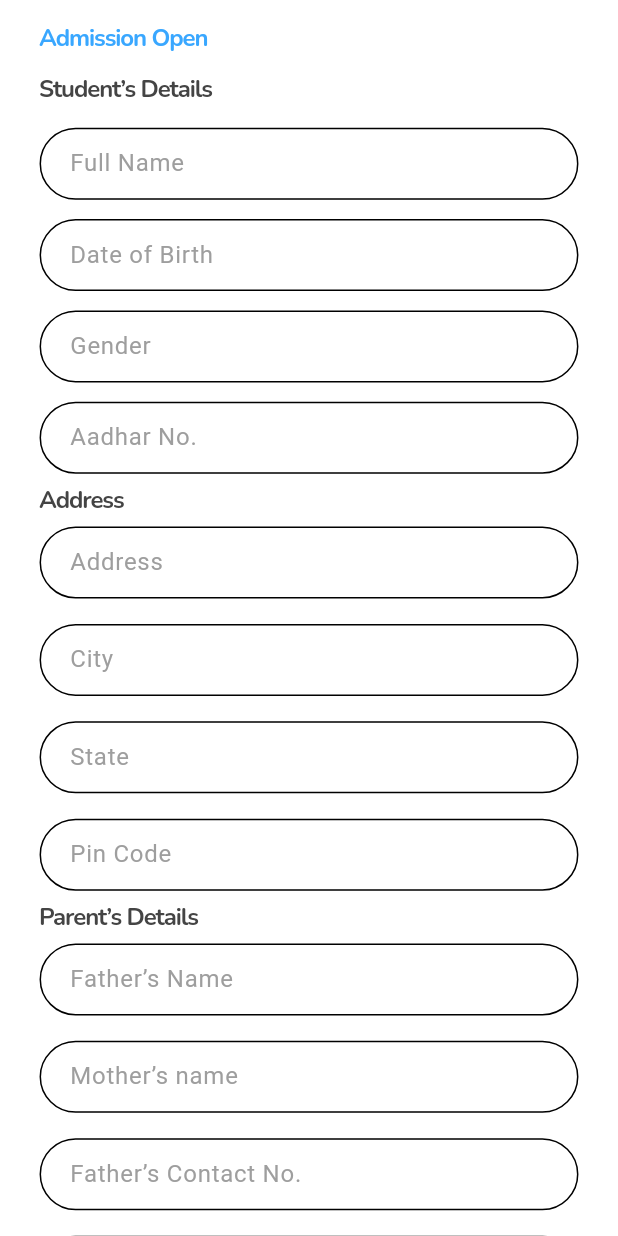
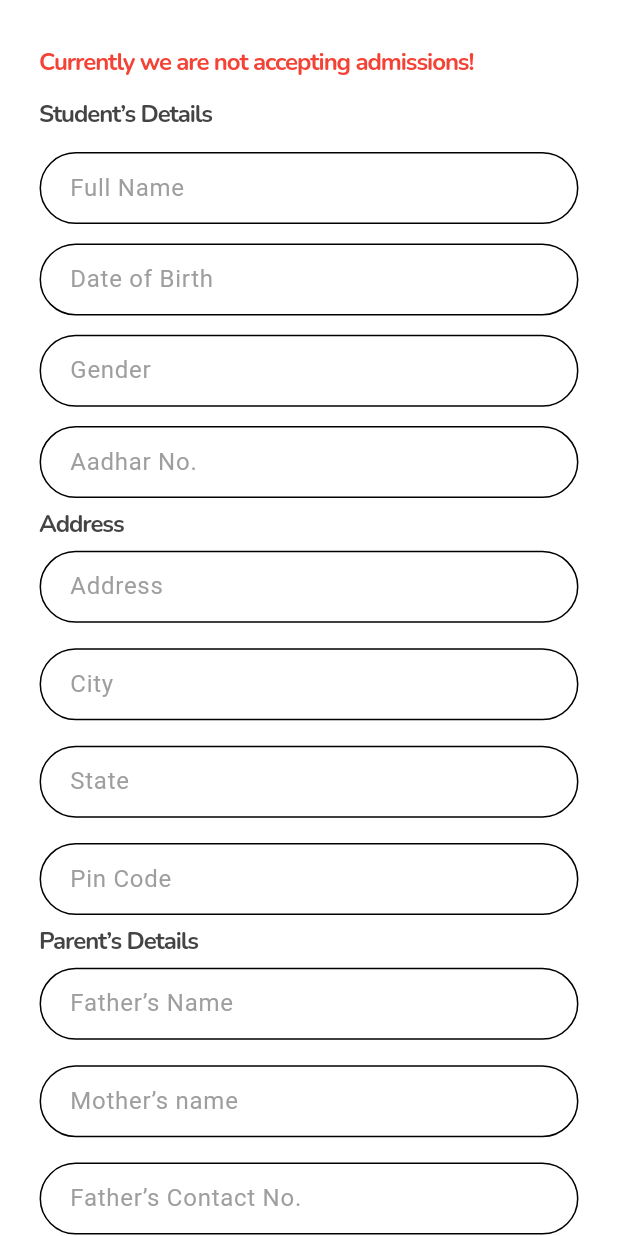
Before and after one commit to bukizz-store/bukizz_app, a Flutter app: the Forms2 screen opened directly, on a phone screen of 412 x 824 dp. Run offline on Flutter 3.47's test engine with Material 3 defaults, Android fonts, the phone set to English and light mode, and no system bars; our stand-ins replace cached_network_image, carousel_slider, cloud_firestore, dots_indicator, firebase_auth, firebase_core and 14 more; missing offline and left inert: dart:ffi, upi_india; accounts and stored records are empty; project files that could hold a hidden picture were left out.

Commit message:
fixed design

```diff
--- a/lib/ui/screens/HomeView/Ecommerce/product/Stationary/general_product_description_screen.dart
+++ b/lib/ui/screens/HomeView/Ecommerce/product/Stationary/general_product_description_screen.dart
@@ -57,6 +57,7 @@ class _GeneralProductDescriptionScreenState extends State<GeneralProductDescript
           child: Column(
             crossAxisAlignment: CrossAxisAlignment.start,
             children: [
+              SizedBox(height: 28.sp,),
               //image for pageview container
               Stack(
                 children: [
--- a/lib/ui/screens/HomeView/Ecommerce/product/tab views/form_view_2.dart
+++ b/lib/ui/screens/HomeView/Ecommerce/product/tab views/form_view_2.dart
@@ -1,3 +1,4 @@
+import 'package:bukizz/constants/constants.dart';
 import 'package:bukizz/utils/dimensions.dart';
 import 'package:bukizz/widgets/buttons/Reusable_Button.dart';
 import 'package:bukizz/widgets/text%20and%20textforms/Reusable_text.dart';
@@ -20,6 +21,7 @@ class _Forms2State extends State<Forms2> {
   TextEditingController messageController=TextEditingController();
   TextEditingController aadharController=TextEditingController();
   TextEditingController genderController=TextEditingController();
+  TextEditingController dobController=TextEditingController();
   TextEditingController cityController=TextEditingController();
   TextEditingController stateController=TextEditingController();
   TextEditingController pinController=TextEditingController();
@@ -40,12 +42,15 @@ class _Forms2State extends State<Forms2> {
           child: Column(
             crossAxisAlignment: CrossAxisAlignment.start,
             children: [
-              ReusableText(
-                text: 'Admission Open',
-                fontSize: 16,
-                fontWeight: FontWeight.w700,
-                color: Color(0xFF39A7FF),
-              ),
+              SizedBox(height: dimensions.height16,),
+              ReusableText(text: "Currently we are not accepting admissions!", fontSize: 16,color: Colors.red,fontWeight: FontWeight.w700,),
+              //SizedBox(height: dimensions.height16*2,),
+              // ReusableText(
+              //   text: 'Admission Open',
+              //   fontSize: 16,
+              //   fontWeight: FontWeight.w700,
+              //   color: Color(0xFF39A7FF),
+              // ),
               SizedBox(height: dimensions.height8*4,),
               ReusableText(
                 text: 'Student’s Details',
@@ -66,7 +71,7 @@ class _Forms2State extends State<Forms2> {
                 isEmail: false,
                 width: dimensions.width342,
                 height: dimensions.height48,
-                controller: addressController,
+                controller: dobController,
                 hintText:   'Date of Birth (Required) *',
                 labelText: 'Date of Birth',
               ),
@@ -101,6 +106,7 @@ class _Forms2State extends State<Forms2> {
                 controller: addressController,
                 hintText:    'Street Address (Required) *',
                 labelText: 'Address',
+                isEmail: true,
               ),
               SizedBox(height: dimensions.height16,),
               CustomTextForm(
@@ -171,8 +177,12 @@ class _Forms2State extends State<Forms2> {
               ReusableElevatedButton(
                   width: dimensions.width342,
                   height: dimensions.height48,
-                  onPressed: (){},
-                  buttonText: 'Apply Now'
+                  onPressed: (){
+                    AppConstants.showSnackBar(context, 'Comming Soon', Colors.grey, Icons.lock_clock);
+                  },
+                  buttonText: 'Apply Now',
+                  buttonColor: Colors.grey,
+                  shadowColor: Colors.black.withOpacity(0.5),
               )
             ],
           ),
```
Also changed, not shown: lib/ui/screens/HomeView/Ecommerce/product/tab views/form_view.dart (+12 -7 lines), lib/ui/screens/Signup and SignIn/Signin_Screen.dart (+3 -4 lines).
